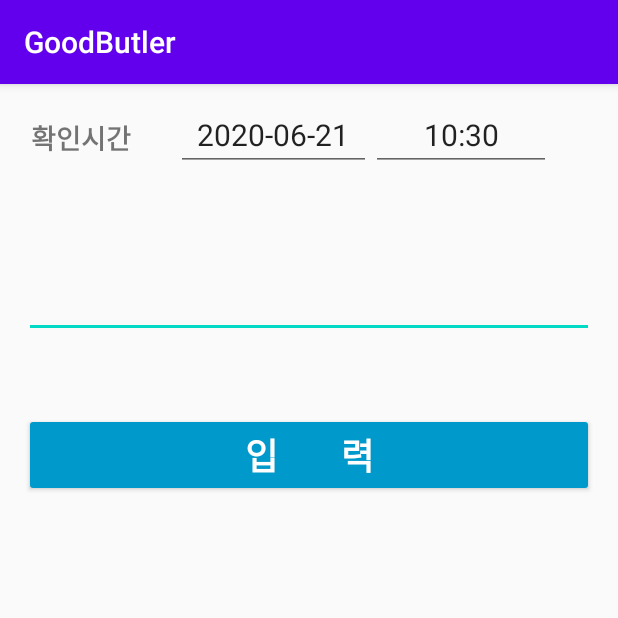
After one commit to zer05um2017/GoodButler, an Android app: the BloodGlucoseActivity screen opened directly, with no data from a screen before it, on a phone screen of 412 x 824 dp, the top half of it. The commit adds this screen. Run offline under Robolectric (Android 15) with nearby library versions, the phone set to English and light mode, and no system bars; our stand-ins replace Room's generated code.

Commit message:
add BloodGlucoseActivity.kt

```diff
--- /dev/null
+++ b/app/src/main/java/com/j2d2/bloodglucose/BloodGlucoseActivity.kt
@@ -0,0 +1,180 @@
+package com.j2d2.bloodglucose
+
+import android.app.DatePickerDialog
+import android.app.TimePickerDialog
+import android.os.Bundle
+import android.view.MotionEvent
+import android.view.View
+import android.widget.Toast
+import androidx.appcompat.app.AppCompatActivity
+import com.j2d2.R
+import com.j2d2.insulin.Insulin
+import com.j2d2.main.AppDatabase
+import kotlinx.android.synthetic.main.activity_blood_glucose.*
+import kotlinx.coroutines.CoroutineScope
+import kotlinx.coroutines.Dispatchers
+import kotlinx.coroutines.GlobalScope
+import kotlinx.coroutines.launch
+import java.text.SimpleDateFormat
+import java.util.*
+
+
+class BloodGlucoseActivity : AppCompatActivity() {
+    private var appDatabase: AppDatabase? = null
+
+    override fun onCreate(savedInstanceState: Bundle?) {
+        super.onCreate(savedInstanceState)
+        setContentView(R.layout.activity_blood_glucose)
+
+        appDatabase = AppDatabase.getInstance(this)
+        setDataEventListener()
+        setDateTimeListener()
+        setCurrentDate()
+        setCurrentTime()
+        //loadData()
+    }
+
+    private fun getBloodGlucose():Int {
+        return editValue.text.toString().toInt()
+    }
+
+    private fun setDataEventListener() {
+        btnInput.setOnClickListener {
+            if (editValue.text.trim().isEmpty()) {
+                Toast.makeText(this@BloodGlucoseActivity, getString(R.string.com_j2d2_bloodglucose_blood_message_input_value), Toast.LENGTH_SHORT).show()
+                return@setOnClickListener
+            }
+
+            CoroutineScope(Dispatchers.IO).launch {
+                appDatabase?.bloodGlucoseDao()?.insert(
+                    BloodGlucose(
+                        uid = 0,
+                        date = getCurrentDate(),
+                        time = getCurrentTime(),
+                        bloodSugar = getBloodGlucose()
+                    )
+                )
+
+                GlobalScope.launch(Dispatchers.Main) {
+                    Toast.makeText(
+                        this@BloodGlucoseActivity,
+                        getString(R.string.com_j2d2_bloodglucose_blood_message_input_complete),
+                        Toast.LENGTH_LONG
+                    ).show()
+                    finish()
+                }
+            }
+        }
+    }
+
+    /**
+     * 현재 날짜값 설정
+     * @since 2020.06.18
+     * @author perry912
+     * @return date
+     */
+    private fun setCurrentDate() {
+        val cal = Calendar.getInstance()
+        val myFormat = "yyyy-MM-dd"
+        val sdf = SimpleDateFormat(myFormat, Locale.US)
+        editTextDate.setText(sdf.format(cal.time))
+    }
+
+    /**
+     * 현재 시간값 설정
+     * @since 2020.06.18
+     * @author perry912
+     * @return date
+     */
+    private fun setCurrentTime() {
+        val cal = Calendar.getInstance()
+        val myFormat = "HH:mm" // mention the format you needa
+        val sdf = SimpleDateFormat(myFormat, Locale.US)
+        editTextTime.setText(sdf.format(cal.time))
+    }
+
+    /**
+     * 사료 급여 날짜
+     * @since 2020.06.18
+     * @author perry912
+     * @return date
+     */
+    private fun getCurrentDate(): String {
+        return editTextDate.text.toString().replace("-", "")
+    }
+
+    /**
+     * 사료 급여 시간
+     * @since 2020.06.18
+     * @author perry912
+     * @return time
+     */
+    private fun getCurrentTime(): String {
+        return editTextTime.text.toString().replace(":", "")
+    }
+
+    private fun setDateTimeListener() {
+        editTextDate.setOnTouchListener { _: View, event: MotionEvent ->
+            when (event.action) {
+                MotionEvent.ACTION_DOWN -> {
+                    val cal = Calendar.getInstance()
+                    val y = cal.get(Calendar.YEAR)
+                    val m = cal.get(Calendar.MONTH)
+                    val d = cal.get(Calendar.DAY_OF_MONTH)
+                    val datepickerdialog: DatePickerDialog = DatePickerDialog(
+                        this@BloodGlucoseActivity,
+                        DatePickerDialog.OnDateSetListener { view, year, monthOfYear, dayOfMonth ->
+                            val myFormat = "yyyy-MM-dd" // mention the format you need
+                            val sdf = SimpleDateFormat(myFormat, Locale.US)
+                            cal.set(year, monthOfYear, dayOfMonth)
+                            editTextDate!!.setText(sdf.format(cal.time))
+                        },
+                        y,
+                        m,
+                        d
+                    )
+
+                    datepickerdialog.show()
+                    false
+                }
+            }
+
+            true
+        }
+
+        editTextTime.setOnTouchListener { _: View, event: MotionEvent ->
+            when (event.action) {
+                MotionEvent.ACTION_DOWN -> {
+                    val c: Calendar = Calendar.getInstance()
+                    val hh = c.get(Calendar.HOUR_OF_DAY)
+                    val mm = c.get(Calendar.MINUTE)
+                    val timePickerDialog: TimePickerDialog = TimePickerDialog(
+                        this@BloodGlucoseActivity,
+                        TimePickerDialog.OnTimeSetListener { view, hourOfDay, minute ->
+                            editTextTime!!.setText("" + hourOfDay + ":" + minute);
+                        }, hh, mm, true
+                    )
+                    timePickerDialog.show()
+                    false
+                }
+            }
+            true
+        }
+    }
+
+    private fun loadData() {
+        CoroutineScope(Dispatchers.IO).launch {
+            val cal = Calendar.getInstance()
+            val myFormat = "yyyyMMdd" // mention the format you need
+            val sdf = SimpleDateFormat(myFormat, Locale.US)
+            val glucose =
+                appDatabase?.bloodGlucoseDao()?.findByToday(sdf.format(cal.time).toString())
+                    ?: return@launch
+            for (gcs: BloodGlucose in glucose) {
+                println("${gcs.uid} => date : ${gcs.date.toString()}")
+                println("${gcs.uid} => time : ${gcs.time.toString()}")
+                println("${gcs.uid} => type : ${gcs.bloodSugar.toString()}")
+            }
+        }
+    }
+}
--- /dev/null
+++ b/app/src/main/java/com/j2d2/bloodglucose/BloodGlucoseDao.kt
@@ -0,0 +1,22 @@
+package com.j2d2.bloodglucose
+
+import androidx.room.*
+import com.j2d2.feeding.Feeding
+
+@Dao
+interface BloodGlucoseDao {
+    @Query("SELECT * FROM bloodglucose WHERE date LIKE :today ORDER BY date, time DESC")
+    fun findByToday(today: String): List<BloodGlucose>
+
+    @Insert(onConflict = OnConflictStrategy.REPLACE)
+    fun insert(bloodGlucose: BloodGlucose)
+
+//    @Insert
+//    fun insertAll(vararg users: Insulin)
+
+    @Query("DELETE FROM bloodglucose")
+    fun deleteAll()
+
+    @Delete
+    fun delete(bloodGlucose: BloodGlucose)
+}
--- a/app/src/main/java/com/j2d2/feeding/Feeding.kt
+++ b/app/src/main/java/com/j2d2/feeding/Feeding.kt
@@ -10,7 +10,7 @@ data class Feeding(
     @ColumnInfo(name = "date") val date: String,
     @ColumnInfo(name = "time") val time: String,
     @ColumnInfo(name = "feed_type") val type: Int?,                 // 0:건식, 1:습식
-    @ColumnInfo(name = "brand_name") val brandName: Float,         // 사료브랜
-    @ColumnInfo(name = "feeding_amount") val feedingAmount: Float,   // 총 급여량
+    @ColumnInfo(name = "brand_name") val brandName: String?,         // 사료 브랜드
+    @ColumnInfo(name = "feeding_amount") val feedingAmount: Int?,   // 총 급여량
     @ColumnInfo(name = "remark") val remark: String?                // 메모
 )
--- a/app/src/main/java/com/j2d2/feeding/FeedingDao.kt
+++ b/app/src/main/java/com/j2d2/feeding/FeedingDao.kt
@@ -1,11 +1,9 @@
 package com.j2d2.feeding
 
-import androidx.room.Delete
-import androidx.room.Insert
-import androidx.room.OnConflictStrategy
-import androidx.room.Query
+import androidx.room.*
 import com.j2d2.insulin.Insulin
 
+@Dao
 interface FeedingDao {
     //    @Query("SELECT * FROM insulin")
 //    fun getAll(): List<Insulin>
@@ -17,7 +15,7 @@ interface FeedingDao {
     fun findByToday(today: String): List<Feeding>
 
     @Insert(onConflict = OnConflictStrategy.REPLACE)
-    fun insert(vararg feeding: Feeding)
+    fun insert(feeding: Feeding)
 
 //    @Insert
 //    fun insertAll(vararg users: Insulin)
--- a/app/src/main/java/com/j2d2/insulin/InsulinDao.kt
+++ b/app/src/main/java/com/j2d2/insulin/InsulinDao.kt
@@ -24,4 +24,28 @@ interface InsulinDao {
 
     @Delete
     fun delete(insulin: Insulin)
+
+    /**
+     *     @Query("SELECT * FROM user")
+    fun getAll(): List<User>
+
+    @Query("SELECT * FROM user WHERE uid IN (:userIds)")
+    fun loadAllByIds(userIds: IntArray): List<User>
+
+    @Query("SELECT * FROM user WHERE first_name LIKE :first AND " +
+    "last_name LIKE :last LIMIT 1")
+    fun findByName(first: String, last: String): User
+
+    @Insert
+    fun insert(vararg user: User)
+
+    @Insert
+    fun insertAll(vararg users: User)
+
+    @Query("DELETE FROM user")
+    fun deleteAll()
+
+    @Delete
+    fun delete(user: User)
+     */
 }
--- a/app/src/main/java/com/j2d2/insulin/AppDatabase.kt
+++ b/app/src/main/java/com/j2d2/main/AppDatabase.kt
@@ -1,17 +1,22 @@
-package com.j2d2.insulin
+package com.j2d2.main
 
 import android.content.Context
 import androidx.room.Database
 import androidx.room.Room
-import androidx.room.Room.databaseBuilder
 import androidx.room.RoomDatabase
+import com.j2d2.bloodglucose.BloodGlucose
+import com.j2d2.bloodglucose.BloodGlucoseDao
+import com.j2d2.feeding.Feeding
 import com.j2d2.feeding.FeedingDao
+import com.j2d2.insulin.Insulin
+import com.j2d2.insulin.InsulinDao
 
 //@Database(entities = arrayOf(InsulinDao::class), version = 1)
-@Database(entities = arrayOf(Insulin::class), version = 1, exportSchema = false)
+@Database(entities = [Insulin::class, Feeding::class, BloodGlucose::class], version = 1, exportSchema = false)
 abstract class AppDatabase : RoomDatabase() {
     abstract fun insulinDao(): InsulinDao
     abstract fun feedingDao(): FeedingDao
+    abstract fun bloodGlucoseDao(): BloodGlucoseDao
 
     companion object {
         @Volatile private var INSTANCE: AppDatabase? = null
--- a/app/src/main/java/com/j2d2/main/MainActivity.kt
+++ b/app/src/main/java/com/j2d2/main/MainActivity.kt
@@ -4,6 +4,7 @@ import android.content.Intent
 import androidx.appcompat.app.AppCompatActivity
 import android.os.Bundle
 import com.j2d2.R
+import com.j2d2.bloodglucose.BloodGlucoseActivity
 import com.j2d2.feeding.FeedingActivity
 import com.j2d2.graph.GraphActivity
 import com.j2d2.insulin.InsulinActivity
@@ -34,5 +35,10 @@ class MainActivity : AppCompatActivity() {
             val intent = Intent(this@MainActivity, FeedingActivity::class.java)
             startActivity(intent)
         }
+
+        btnBloodGlucose.setOnClickListener {
+            val intent = Intent(this@MainActivity, BloodGlucoseActivity::class.java)
+            startActivity(intent)
+        }
     }
 }
--- /dev/null
+++ b/app/src/main/res/layout/activity_blood_glucose.xml
@@ -0,0 +1,80 @@
+<?xml version="1.0" encoding="utf-8"?>
+<androidx.constraintlayout.widget.ConstraintLayout xmlns:android="http://schemas.android.com/apk/res/android"
+    xmlns:app="http://schemas.android.com/apk/res-auto"
+    xmlns:tools="http://schemas.android.com/tools"
+    android:layout_width="match_parent"
+    android:layout_height="match_parent"
+    tools:context="com.j2d2.bloodglucose.BloodGlucoseActivity">
+
+    <TextView
+        android:id="@+id/textView15"
+        android:layout_width="70dp"
+        android:layout_height="wrap_content"
+        android:layout_marginStart="17dp"
+        android:layout_marginTop="22dp"
+        android:text="확인시간"
+        android:textAlignment="textEnd"
+        android:textSize="18sp"
+        android:textStyle="bold"
+        app:layout_constraintStart_toStartOf="parent"
+        app:layout_constraintTop_toTopOf="parent" />
+    <EditText
+        android:id="@+id/editTextDate"
+        android:layout_width="130dp"
+        android:layout_height="wrap_content"
+        android:layout_marginStart="30dp"
+        android:layout_marginTop="10dp"
+        android:ems="10"
+        android:focusable="false"
+        android:hint="06/07/2020"
+        android:inputType="date"
+        android:textAlignment="center"
+        android:textSize="20sp"
+        app:layout_constraintStart_toEndOf="@+id/textView15"
+        app:layout_constraintTop_toTopOf="parent" />
+
+    <EditText
+        android:id="@+id/editTextTime"
+        android:layout_width="120dp"
+        android:layout_height="wrap_content"
+        android:layout_marginTop="10dp"
+        android:ems="10"
+        android:focusable="false"
+        android:hint="18:10"
+        android:inputType="time"
+        android:textAlignment="center"
+        android:textSize="20sp"
+        app:layout_constraintStart_toEndOf="@+id/editTextDate"
+        app:layout_constraintTop_toTopOf="parent" />
+
+    <Button
+        android:id="@+id/btnInput"
+        android:layout_width="0dp"
+        android:layout_height="wrap_content"
+        android:layout_marginStart="16dp"
+        android:layout_marginTop="50dp"
+        android:layout_marginEnd="16dp"
+        android:backgroundTint="@android:color/holo_blue_dark"
+        android:text="입       력"
+        android:textColor="#FFFEFE"
+        android:textSize="24sp"
+        android:textStyle="bold"
+        app:layout_constraintEnd_toEndOf="parent"
+        app:layout_constraintStart_toStartOf="parent"
+        app:layout_constraintTop_toBottomOf="@+id/editValue" />
+
+    <EditText
+        android:id="@+id/editValue"
+        android:layout_width="0dp"
+        android:layout_height="wrap_content"
+        android:layout_marginStart="16dp"
+        android:layout_marginTop="100dp"
+        android:layout_marginEnd="16dp"
+        android:ems="10"
+        android:inputType="number"
+        android:textAlignment="center"
+        android:textSize="36sp"
+        app:layout_constraintEnd_toEndOf="parent"
+        app:layout_constraintStart_toStartOf="parent"
+        app:layout_constraintTop_toTopOf="parent" />
+</androidx.constraintlayout.widget.ConstraintLayout>
--- a/app/src/main/res/layout/activity_feeding.xml
+++ b/app/src/main/res/layout/activity_feeding.xml
@@ -199,7 +199,6 @@
         android:layout_height="wrap_content"
         android:layout_marginStart="17dp"
         android:layout_marginTop="22dp"
-        android:editable="true"
         android:text="급여시간"
         android:textAlignment="textEnd"
         android:textSize="18sp"
```
Also changed, not shown: app/src/main/AndroidManifest.xml (+10 -5 lines), app/src/main/java/com/j2d2/bloodglucose/BloodGlucose.kt (added, +13 -0 lines), app/src/main/java/com/j2d2/feeding/FeedingActivity.kt (+25 -21 lines), app/src/main/java/com/j2d2/insulin/InsulinActivity.kt (+6 -7 lines), app/src/main/java/com/j2d2/insulin/User.kt (deleted, +0 -12 lines), app/src/main/java/com/j2d2/insulin/UserDao.kt (deleted, +0 -31 lines), app/src/main/java/com/j2d2/main/AppDB.kt (deleted, +0 -36 lines), app/src/main/java/com/j2d2/main/MainApp.kt (+0 -24 lines), app/src/main/res/layout/activity_main.xml (+12 -1 lines), app/src/main/res/values/strings.xml (+10 -6 lines).
